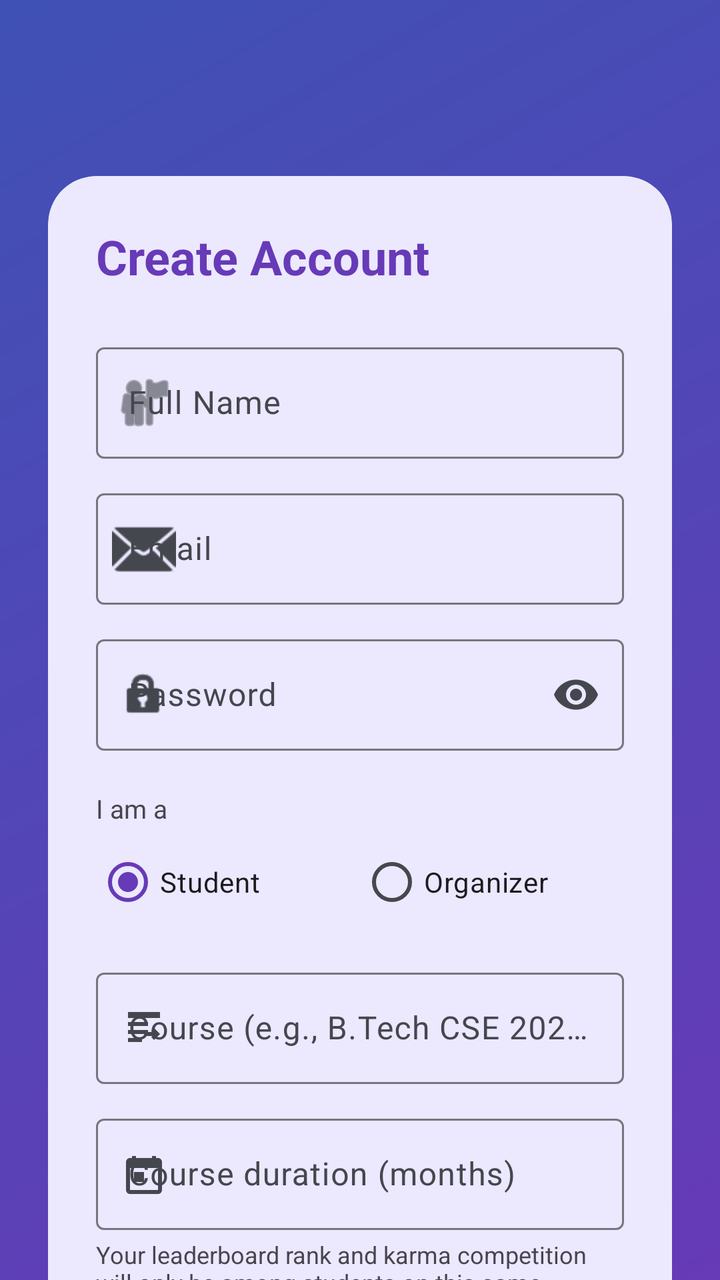
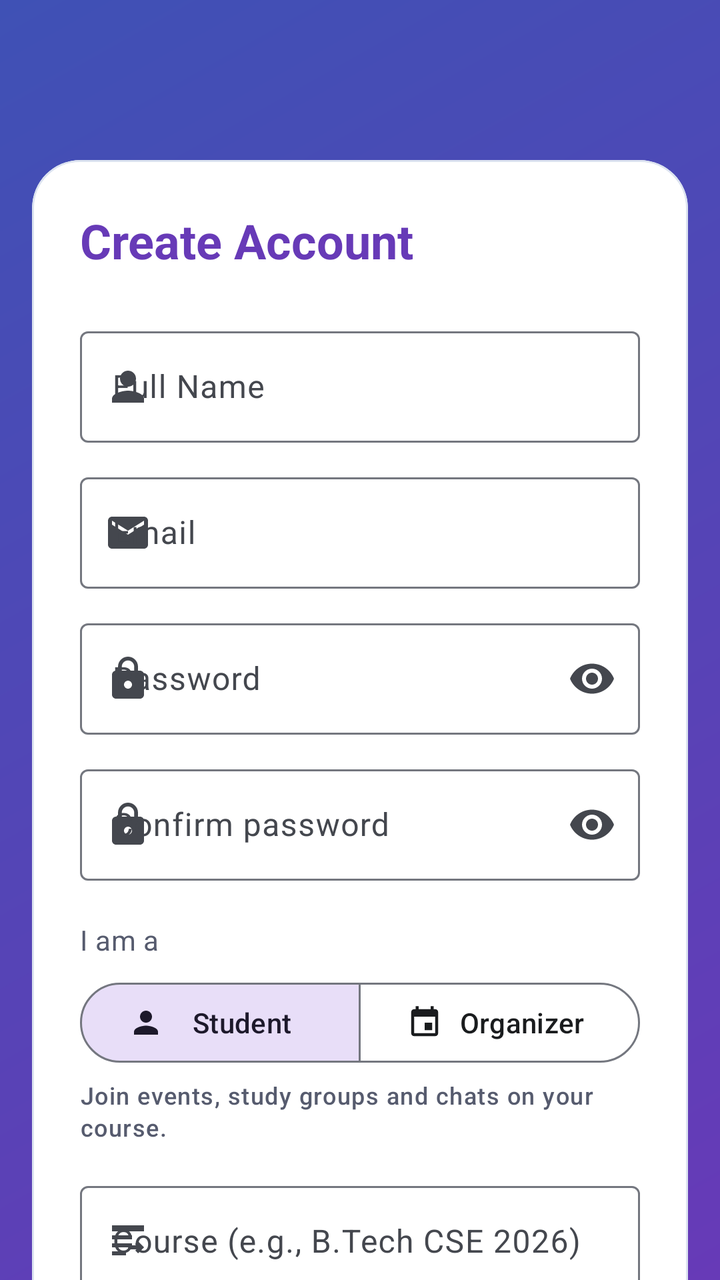

An Android layout rendered at two revisions. The XML below is the earlier revision; the diff shows what the commit changed to produce the second picture.
<!-- AndroidManifest.xml: application theme Theme.CampusConnect -->
<!-- res/layout/activity_register.xml -->
<?xml version="1.0" encoding="utf-8"?>
<androidx.constraintlayout.widget.ConstraintLayout xmlns:android="http://schemas.android.com/apk/res/android"
    xmlns:app="http://schemas.android.com/apk/res-auto"
    android:layout_width="match_parent"
    android:layout_height="match_parent"
    android:background="@drawable/bg_gradient_main">

    <com.google.android.material.appbar.MaterialToolbar
        android:theme="@style/ThemeOverlay.CampusConnect.Toolbar"
        android:id="@+id/toolbar"
        android:layout_width="match_parent"
        android:layout_height="?attr/actionBarSize"
        app:titleTextColor="@color/white"
        app:navigationIconTint="@color/white"
        app:layout_constraintTop_toTopOf="parent" />

    <androidx.core.widget.NestedScrollView
        android:id="@+id/registerScroll"
        android:layout_width="match_parent"
        android:layout_height="0dp"
        android:fillViewport="true"
        app:layout_constraintTop_toBottomOf="@id/toolbar"
        app:layout_constraintBottom_toBottomOf="parent">

    <com.google.android.material.card.MaterialCardView
        android:layout_width="match_parent"
        android:layout_height="wrap_content"
        android:layout_margin="24dp"
        app:cardCornerRadius="24dp"
        app:cardElevation="0dp">

        <LinearLayout
            android:layout_width="match_parent"
            android:layout_height="wrap_content"
            android:orientation="vertical"
            android:padding="24dp">

            <TextView
                android:id="@+id/title"
                android:layout_width="wrap_content"
                android:layout_height="wrap_content"
                android:text="@string/create_account"
                android:textColor="?attr/colorPrimary"
                android:textSize="24sp"
                android:textStyle="bold" />

            <com.google.android.material.textfield.TextInputLayout
                android:id="@+id/nameLayout"
                style="@style/Widget.Material3.TextInputLayout.OutlinedBox"
                android:layout_width="match_parent"
                android:layout_height="wrap_content"
                android:layout_marginTop="24dp"
                android:hint="@string/full_name"
                app:startIconDrawable="@android:drawable/ic_menu_myplaces">

                <com.google.android.material.textfield.TextInputEditText
                    android:id="@+id/nameEditText"
                    android:layout_width="match_parent"
                    android:layout_height="wrap_content"
                    android:inputType="textPersonName" />
            </com.google.android.material.textfield.TextInputLayout>

            <com.google.android.material.textfield.TextInputLayout
                android:id="@+id/emailLayout"
                style="@style/Widget.Material3.TextInputLayout.OutlinedBox"
                android:layout_width="match_parent"
                android:layout_height="wrap_content"
                android:layout_marginTop="12dp"
                android:hint="@string/email"
                app:startIconDrawable="@android:drawable/ic_dialog_email">

                <com.google.android.material.textfield.TextInputEditText
                    android:id="@+id/emailEditText"
                    android:layout_width="match_parent"
                    android:layout_height="wrap_content"
                    android:inputType="textEmailAddress" />
            </com.google.android.material.textfield.TextInputLayout>

            <com.google.android.material.textfield.TextInputLayout
                android:id="@+id/passwordLayout"
                style="@style/Widget.Material3.TextInputLayout.OutlinedBox"
                android:layout_width="match_parent"
                android:layout_height="wrap_content"
                android:layout_marginTop="12dp"
                android:hint="@string/password"
                app:endIconMode="password_toggle"
                app:startIconDrawable="@android:drawable/ic_lock_idle_lock">

                <com.google.android.material.textfield.TextInputEditText
                    android:id="@+id/passwordEditText"
                    android:layout_width="match_parent"
                    android:layout_height="wrap_content"
                    android:inputType="textPassword" />
            </com.google.android.material.textfield.TextInputLayout>

            <TextView
                android:id="@+id/roleLabel"
                android:layout_width="wrap_content"
                android:layout_height="wrap_content"
                android:layout_marginTop="20dp"
                android:text="@string/i_am_a"
                android:textColor="?android:attr/textColorSecondary"
                android:textSize="13sp" />

            <RadioGroup
                android:id="@+id/roleRadioGroup"
                android:layout_width="match_parent"
                android:layout_height="wrap_content"
                android:layout_marginTop="4dp"
                android:orientation="horizontal">

                <RadioButton
                    android:id="@+id/roleStudentRadio"
                    android:layout_width="0dp"
                    android:layout_height="wrap_content"
                    android:layout_weight="1"
                    android:checked="true"
                    android:text="@string/role_student" />

                <RadioButton
                    android:id="@+id/roleOrganizerRadio"
                    android:layout_width="0dp"
                    android:layout_height="wrap_content"
                    android:layout_weight="1"
                    android:text="@string/role_organizer" />
            </RadioGroup>

            <com.google.android.material.textfield.TextInputLayout
                android:id="@+id/inviteCodeLayout"
                style="@style/Widget.Material3.TextInputLayout.OutlinedBox"
                android:layout_width="match_parent"
                android:layout_height="wrap_content"
                android:layout_marginTop="16dp"
                android:hint="@string/organizer_invite_code"
                android:visibility="gone">

                <com.google.android.material.textfield.TextInputEditText
                    android:id="@+id/inviteCodeEditText"
                    android:layout_width="match_parent"
                    android:layout_height="wrap_content"
                    android:inputType="textPassword" />
            </com.google.android.material.textfield.TextInputLayout>

            <LinearLayout
                android:id="@+id/courseSection"
                android:layout_width="match_parent"
                android:layout_height="wrap_content"
                android:orientation="vertical">

                <com.google.android.material.textfield.TextInputLayout
                    android:id="@+id/courseLayout"
                    style="@style/Widget.Material3.TextInputLayout.OutlinedBox"
                    android:layout_width="match_parent"
                    android:layout_height="wrap_content"
                    android:layout_marginTop="16dp"
                    android:hint="@string/course_name_hint"
                    app:startIconDrawable="@drawable/ic_nav_events_list">

                    <com.google.android.material.textfield.TextInputEditText
                        android:id="@+id/courseEditText"
                        android:layout_width="match_parent"
                        android:layout_height="wrap_content"
                        android:inputType="textCapWords" />
                </com.google.android.material.textfield.TextInputLayout>

                <com.google.android.material.textfield.TextInputLayout
                    android:id="@+id/courseDurationLayout"
                    style="@style/Widget.Material3.TextInputLayout.OutlinedBox"
                    android:layout_width="match_parent"
                    android:layout_height="wrap_content"
                    android:layout_marginTop="12dp"
                    android:hint="@string/course_duration_hint"
                    app:startIconDrawable="@drawable/ic_nav_calendar">

                    <com.google.android.material.textfield.TextInputEditText
                        android:id="@+id/courseDurationEditText"
                        android:layout_width="match_parent"
                        android:layout_height="wrap_content"
                        android:inputType="number" />
                </com.google.android.material.textfield.TextInputLayout>

                <TextView
                    android:layout_width="match_parent"
                    android:layout_height="wrap_content"
                    android:layout_marginTop="4dp"
                    android:text="@string/course_scope_hint"
                    android:textSize="12sp"
                    android:textColor="?android:attr/textColorSecondary" />

            </LinearLayout>

            <Button
                android:id="@+id/registerButton"
                android:layout_width="match_parent"
                android:layout_height="56dp"
                android:layout_marginTop="32dp"
                android:text="@string/register"
                app:cornerRadius="12dp" />

            <TextView
                android:id="@+id/loginTextView"
                android:layout_width="wrap_content"
                android:layout_height="wrap_content"
                android:layout_gravity="center"
                android:layout_marginTop="16dp"
                android:text="@string/already_have_account"
                android:textColor="?android:attr/textColorSecondary" />

        </LinearLayout>
    </com.google.android.material.card.MaterialCardView>

    </androidx.core.widget.NestedScrollView>

</androidx.constraintlayout.widget.ConstraintLayout>
<!-- resources referenced by this layout -->
<resources>
  <color name="white">#FFFFFF</color>
  <string name="organizer_invite_code">Organizer invite code</string>
  <style name="ThemeOverlay.CampusConnect.Toolbar" parent="">
          <item name="colorControlNormal">?attr/colorOnPrimary</item>
      </style>
  <style name="Base.Theme.CampusConnect" parent="Theme.Material3.DayNight.NoActionBar">
          
          <item name="colorPrimary">@color/primary</item>
          <item name="colorOnPrimary">@color/on_primary</item>
          <item name="colorSecondary">@color/secondary</item>
          <item name="colorOnSecondary">@color/on_secondary</item>
          <item name="colorTertiary">@color/tertiary</item>
          <item name="colorOnTertiary">@color/on_tertiary</item>
          <item name="android:windowBackground">@color/background</item>
          <item name="colorSurface">@color/surface</item>
          <item name="colorOnSurface">@color/on_surface</item>
  
          <item name="colorSurfaceVariant">@color/surface_variant</item>
          <item name="colorOnSurfaceVariant">@color/on_surface_variant</item>
          <item name="colorError">@color/error</item>
          <item name="colorOnError">@color/on_error</item>
          <item name="colorOutline">@color/outline</item>
          <item name="colorOutlineVariant">@color/outline_variant</item>
          <item name="android:statusBarColor">@color/primary</item>
  
          
          <item name="materialCardViewStyle">@style/Widget.CampusConnect.Card</item>
          <item name="toolbarStyle">@style/Widget.CampusConnect.Toolbar</item>
      </style>
  <style name="Widget.CampusConnect.Card" parent="Widget.Material3.CardView.Elevated">
          
          <item name="cardBackgroundColor">@color/tile_bg</item>
          <item name="cardCornerRadius">18dp</item>
          <item name="cardElevation">0dp</item>
          <item name="strokeWidth">0dp</item>
      </style>
  <style name="Widget.CampusConnect.Toolbar" parent="Widget.Material3.Toolbar">
          <item name="navigationIconTint">?attr/colorOnPrimary</item>
          <item name="android:theme">@style/ThemeOverlay.CampusConnect.Toolbar</item>
      </style>
  <color name="tile_bg">#ECE8FE</color>
  <!-- unchanged entries left out for length: 33 -->
</resources>

<!-- the commit's change to res/layout/activity_register.xml (unified diff, before → after) -->
@@ -6,12 +6,10 @@
     android:background="@drawable/bg_gradient_main">
 
     <com.google.android.material.appbar.MaterialToolbar
-        android:theme="@style/ThemeOverlay.CampusConnect.Toolbar"
         android:id="@+id/toolbar"
+        style="@style/Widget.CampusConnect.Toolbar"
         android:layout_width="match_parent"
         android:layout_height="?attr/actionBarSize"
-        app:titleTextColor="@color/white"
-        app:navigationIconTint="@color/white"
         app:layout_constraintTop_toTopOf="parent" />
 
     <androidx.core.widget.NestedScrollView
@@ -25,15 +23,14 @@
     <com.google.android.material.card.MaterialCardView
         android:layout_width="match_parent"
         android:layout_height="wrap_content"
-        android:layout_margin="24dp"
-        app:cardCornerRadius="24dp"
-        app:cardElevation="0dp">
+        android:layout_margin="@dimen/screen_gutter"
+        app:cardCornerRadius="@dimen/radius_hero">
 
         <LinearLayout
             android:layout_width="match_parent"
             android:layout_height="wrap_content"
             android:orientation="vertical"
-            android:padding="24dp">
+            android:padding="@dimen/space_xl">
 
             <TextView
                 android:id="@+id/title"
@@ -41,17 +38,16 @@
                 android:layout_height="wrap_content"
                 android:text="@string/create_account"
                 android:textColor="?attr/colorPrimary"
-                android:textSize="24sp"
-                android:textStyle="bold" />
+                android:textAppearance="@style/TextAppearance.CampusConnect.Headline" />
 
             <com.google.android.material.textfield.TextInputLayout
                 android:id="@+id/nameLayout"
                 style="@style/Widget.Material3.TextInputLayout.OutlinedBox"
                 android:layout_width="match_parent"
                 android:layout_height="wrap_content"
-                android:layout_marginTop="24dp"
+                android:layout_marginTop="@dimen/space_xl"
                 android:hint="@string/full_name"
-                app:startIconDrawable="@android:drawable/ic_menu_myplaces">
+                app:startIconDrawable="@drawable/ic_person">
 
                 <com.google.android.material.textfield.TextInputEditText
                     android:id="@+id/nameEditText"
@@ -65,9 +61,9 @@
                 style="@style/Widget.Material3.TextInputLayout.OutlinedBox"
                 android:layout_width="match_parent"
                 android:layout_height="wrap_content"
-                android:layout_marginTop="12dp"
+                android:layout_marginTop="@dimen/space_m"
                 android:hint="@string/email"
-                app:startIconDrawable="@android:drawable/ic_dialog_email">
+                app:startIconDrawable="@drawable/ic_email">
 
                 <com.google.android.material.textfield.TextInputEditText
                     android:id="@+id/emailEditText"
@@ -81,16 +77,35 @@
                 style="@style/Widget.Material3.TextInputLayout.OutlinedBox"
                 android:layout_width="match_parent"
                 android:layout_height="wrap_content"
-                android:layout_marginTop="12dp"
+                android:layout_marginTop="@dimen/space_m"
                 android:hint="@string/password"
                 app:endIconMode="password_toggle"
-                app:startIconDrawable="@android:drawable/ic_lock_idle_lock">
+                app:startIconDrawable="@drawable/ic_lock">
 
                 <com.google.android.material.textfield.TextInputEditText
                     android:id="@+id/passwordEditText"
                     android:layout_width="match_parent"
                     android:layout_height="wrap_content"
-                    android:inputType="textPassword" />
+                    android:inputType="textPassword"
+                    android:maxLength="128" />
+            </com.google.android.material.textfield.TextInputLayout>
+
+            <com.google.android.material.textfield.TextInputLayout
+                android:id="@+id/confirmPasswordLayout"
+                style="@style/Widget.Material3.TextInputLayout.OutlinedBox"
+                android:layout_width="match_parent"
+                android:layout_height="wrap_content"
+                android:layout_marginTop="@dimen/space_m"
+                android:hint="@string/reg_confirm_password"
+                app:endIconMode="password_toggle"
+                app:startIconDrawable="@drawable/ic_lock">
+
+                <com.google.android.material.textfield.TextInputEditText
+                    android:id="@+id/confirmPasswordEditText"
+                    android:layout_width="match_parent"
+                    android:layout_height="wrap_content"
+                    android:inputType="textPassword"
+                    android:maxLength="128" />
             </com.google.android.material.textfield.TextInputLayout>
 
             <TextView
@@ -99,47 +114,45 @@
                 android:layout_height="wrap_content"
                 android:layout_marginTop="20dp"
                 android:text="@string/i_am_a"
-                android:textColor="?android:attr/textColorSecondary"
-                android:textSize="13sp" />
-
-            <RadioGroup
-                android:id="@+id/roleRadioGroup"
-                android:layout_width="match_parent"
-                android:layout_height="wrap_content"
-                android:layout_marginTop="4dp"
-                android:orientation="horizontal">
-
-                <RadioButton
-                    android:id="@+id/roleStudentRadio"
+                android:textAppearance="@style/TextAppearance.CampusConnect.BodySecondary" />
+
+            
+            <com.google.android.material.button.MaterialButtonToggleGroup
+                android:id="@+id/roleToggleGroup"
+                android:layout_width="match_parent"
+                android:layout_height="wrap_content"
+                android:layout_marginTop="@dimen/space_s"
+                app:checkedButton="@id/roleStudentButton"
+                app:selectionRequired="true"
+                app:singleSelection="true">
+
+                <com.google.android.material.button.MaterialButton
+                    android:id="@+id/roleStudentButton"
+                    style="@style/Widget.Material3.Button.OutlinedButton"
                     android:layout_width="0dp"
                     android:layout_height="wrap_content"
                     android:layout_weight="1"
-                    android:checked="true"
-                    android:text="@string/role_student" />
-
-                <RadioButton
-                    android:id="@+id/roleOrganizerRadio"
+                    android:text="@string/role_student"
+                    app:icon="@drawable/ic_person" />
+
+                <com.google.android.material.button.MaterialButton
+                    android:id="@+id/roleOrganizerButton"
+                    style="@style/Widget.Material3.Button.OutlinedButton"
                     android:layout_width="0dp"
                     android:layout_height="wrap_content"
                     android:layout_weight="1"
-                    android:text="@string/role_organizer" />
-            </RadioGroup>
-
-            <com.google.android.material.textfield.TextInputLayout
-                android:id="@+id/inviteCodeLayout"
-                style="@style/Widget.Material3.TextInputLayout.OutlinedBox"
-                android:layout_width="match_parent"
-                android:layout_height="wrap_content"
-                android:layout_marginTop="16dp"
-                android:hint="@string/organizer_invite_code"
-                android:visibility="gone">
-
-                <com.google.android.material.textfield.TextInputEditText
-                    android:id="@+id/inviteCodeEditText"
-                    android:layout_width="match_parent"
-                    android:layout_height="wrap_content"
-                    android:inputType="textPassword" />
-            </com.google.android.material.textfield.TextInputLayout>
+                    android:text="@string/role_organizer"
+                    app:icon="@drawable/ic_event" />
+            </com.google.android.material.button.MaterialButtonToggleGroup>
+
+            <TextView
+                android:id="@+id/roleHint"
+                android:layout_width="match_parent"
+                android:layout_height="wrap_content"
+                android:layout_marginTop="@dimen/space_xs"
+                android:text="@string/reg_role_hint_student"
+                android:textAppearance="@style/TextAppearance.CampusConnect.Caption" />
+
 
             <LinearLayout
                 android:id="@+id/courseSection"
@@ -152,7 +165,7 @@
                     style="@style/Widget.Material3.TextInputLayout.OutlinedBox"
                     android:layout_width="match_parent"
                     android:layout_height="wrap_content"
-                    android:layout_marginTop="16dp"
+                    android:layout_marginTop="@dimen/space_l"
                     android:hint="@string/course_name_hint"
                     app:startIconDrawable="@drawable/ic_nav_events_list">
 
@@ -168,7 +181,7 @@
                     style="@style/Widget.Material3.TextInputLayout.OutlinedBox"
                     android:layout_width="match_parent"
                     android:layout_height="wrap_content"
-                    android:layout_marginTop="12dp"
+                    android:layout_marginTop="@dimen/space_m"
                     android:hint="@string/course_duration_hint"
                     app:startIconDrawable="@drawable/ic_nav_calendar">
 
@@ -182,29 +195,37 @@
                 <TextView
                     android:layout_width="match_parent"
                     android:layout_height="wrap_content"
-                    android:layout_marginTop="4dp"
+                    android:layout_marginTop="@dimen/space_xs"
                     android:text="@string/course_scope_hint"
-                    android:textSize="12sp"
-                    android:textColor="?android:attr/textColorSecondary" />
+                    android:textAppearance="@style/TextAppearance.CampusConnect.Caption" />
 
             </LinearLayout>
+
+            <com.google.android.material.progressindicator.LinearProgressIndicator
+                android:id="@+id/registerProgress"
+                android:layout_width="match_parent"
+                android:layout_height="wrap_content"
+                android:layout_marginTop="@dimen/space_xl"
+                android:indeterminate="true"
+                android:visibility="invisible"
+                app:indicatorColor="?attr/colorPrimary" />
 
             <Button
                 android:id="@+id/registerButton"
-                android:layout_width="match_parent"
-                android:layout_height="56dp"
-                android:layout_marginTop="32dp"
-                android:text="@string/register"
-                app:cornerRadius="12dp" />
+                style="@style/Widget.CampusConnect.Button.Primary"
+                android:layout_width="match_parent"
+                android:layout_height="wrap_content"
+                android:layout_marginTop="@dimen/space_s"
+                android:text="@string/register" />
 
             <TextView
                 android:id="@+id/loginTextView"
                 android:layout_width="wrap_content"
                 android:layout_height="wrap_content"
                 android:layout_gravity="center"
-                android:layout_marginTop="16dp"
+                android:layout_marginTop="@dimen/space_l"
                 android:text="@string/already_have_account"
-                android:textColor="?android:attr/textColorSecondary" />
+                android:textAppearance="@style/TextAppearance.CampusConnect.BodySecondary" />
 
         </LinearLayout>
     </com.google.android.material.card.MaterialCardView>
<!-- resource entries referenced after the edit -->
@@ -1,9 +1,66 @@
 <!-- resources referenced by this layout -->
 <resources>
-  <color name="white">#FFFFFF</color>
-  <string name="organizer_invite_code">Organizer invite code</string>
+  <dimen name="radius_hero">24dp</dimen>
+  <dimen name="screen_gutter">16dp</dimen>
+  <dimen name="space_l">16dp</dimen>
+  <dimen name="space_m">12dp</dimen>
+  <dimen name="space_s">8dp</dimen>
+  <dimen name="space_xl">24dp</dimen>
+  <dimen name="space_xs">4dp</dimen>
+  <!-- drawable ic_email (drawable) -->
+  <?xml version="1.0" encoding="utf-8"?>
+  <vector xmlns:android="http://schemas.android.com/apk/res/android"
+      android:width="24dp" android:height="24dp"
+      android:viewportWidth="24" android:viewportHeight="24">
+      <path android:fillColor="#FF000000"
+          android:pathData="M20,4H4c-1.1,0 -1.99,0.9 -1.99,2L2,18c0,1.1 0.9,2 2,2h16c1.1,0 2,-0.9 2,-2V6c0,-1.1 -0.9,-2 -2,-2zM20,8l-8,5 -8,-5V6l8,5 8,-5v2z" />
+  </vector>
+  <!-- drawable ic_event (drawable) -->
+  <?xml version="1.0" encoding="utf-8"?>
+  <vector xmlns:android="http://schemas.android.com/apk/res/android"
+      android:width="24dp" android:height="24dp"
+      android:viewportWidth="24" android:viewportHeight="24">
+      <path android:fillColor="#FF000000"
+          android:pathData="M17,12h-5v5h5v-5zM16,1v2H8V1H6v2H5c-1.11,0 -1.99,0.9 -1.99,2L3,19c0,1.1 0.89,2 2,2h14c1.1,0 2,-0.9 2,-2V5c0,-1.1 -0.9,-2 -2,-2h-1V1h-2zM19,19H5V8h14v11z" />
+  </vector>
+  <!-- drawable ic_lock (drawable) -->
+  <?xml version="1.0" encoding="utf-8"?>
+  <vector xmlns:android="http://schemas.android.com/apk/res/android"
+      android:width="24dp" android:height="24dp"
+      android:viewportWidth="24" android:viewportHeight="24">
+      <path android:fillColor="#FF000000"
+          android:pathData="M18,8h-1V6c0,-2.76 -2.24,-5 -5,-5S7,3.24 7,6v2H6c-1.1,0 -2,0.9 -2,2v10c0,1.1 0.9,2 2,2h12c1.1,0 2,-0.9 2,-2V10c0,-1.1 -0.9,-2 -2,-2zM12,17c-1.1,0 -2,-0.9 -2,-2s0.9,-2 2,-2 2,0.9 2,2 -0.9,2 -2,2zM15.1,8H8.9V6c0,-1.71 1.39,-3.1 3.1,-3.1 1.71,0 3.1,1.39 3.1,3.1v2z" />
+  </vector>
+  <!-- drawable ic_person (drawable) -->
+  <?xml version="1.0" encoding="utf-8"?>
+  <vector xmlns:android="http://schemas.android.com/apk/res/android"
+      android:width="24dp" android:height="24dp"
+      android:viewportWidth="24" android:viewportHeight="24">
+      <path android:fillColor="#FF000000"
+          android:pathData="M12,12c2.21,0 4,-1.79 4,-4s-1.79,-4 -4,-4 -4,1.79 -4,4 1.79,4 4,4zM12,14c-2.67,0 -8,1.34 -8,4v2h16v-2c0,-2.66 -5.33,-4 -8,-4z" />
+  </vector>
+  <string name="reg_confirm_password">Confirm password</string>
+  <string name="reg_role_hint_student">Join events, study groups and chats on your course.</string>
+  <style name="TextAppearance.CampusConnect.BodySecondary" parent="TextAppearance.Material3.BodyMedium">
+          <item name="android:textSize">14sp</item>
+          <item name="android:textColor">@color/text_secondary</item>
+      </style>
+  <style name="TextAppearance.CampusConnect.Caption" parent="TextAppearance.Material3.LabelMedium">
+          <item name="android:textSize">12sp</item>
+          <item name="android:textColor">@color/text_secondary</item>
+      </style>
+  <style name="TextAppearance.CampusConnect.Headline" parent="TextAppearance.Material3.HeadlineSmall">
+          <item name="android:textSize">24sp</item>
+          <item name="android:textStyle">bold</item>
+          <item name="android:textColor">@color/text_primary</item>
+      </style>
+  <style name="Widget.CampusConnect.Button.Primary">
+          <item name="android:minHeight">@dimen/button_height</item>
+      </style>
   <style name="ThemeOverlay.CampusConnect.Toolbar" parent="">
-          <item name="colorControlNormal">?attr/colorOnPrimary</item>
+          
+          <item name="colorOnPrimary">@color/on_header</item>
+          <item name="colorControlNormal">@color/on_header</item>
       </style>
   <style name="Base.Theme.CampusConnect" parent="Theme.Material3.DayNight.NoActionBar">
           
@@ -27,20 +84,59 @@
   
           
           <item name="materialCardViewStyle">@style/Widget.CampusConnect.Card</item>
+          <item name="materialButtonStyle">@style/Widget.CampusConnect.Button</item>
+          <item name="materialAlertDialogTheme">@style/ThemeOverlay.CampusConnect.Dialog</item>
+          <item name="alertDialogTheme">@style/ThemeOverlay.CampusConnect.Dialog</item>
+          <item name="snackbarStyle">@style/Widget.CampusConnect.Snackbar</item>
+          <item name="android:windowAnimationStyle">@style/Animation.CampusConnect.Activity</item>
           <item name="toolbarStyle">@style/Widget.CampusConnect.Toolbar</item>
       </style>
-  <style name="Widget.CampusConnect.Card" parent="Widget.Material3.CardView.Elevated">
-          
-          <item name="cardBackgroundColor">@color/tile_bg</item>
-          <item name="cardCornerRadius">18dp</item>
+  <style name="Widget.CampusConnect.Card" parent="Widget.Material3.CardView.Outlined">
+          <item name="cardBackgroundColor">@color/card_surface</item>
+          <item name="cardCornerRadius">@dimen/radius_card</item>
           <item name="cardElevation">0dp</item>
-          <item name="strokeWidth">0dp</item>
+          <item name="strokeWidth">1dp</item>
+          <item name="strokeColor">@color/card_stroke</item>
+      </style>
+  <style name="Widget.CampusConnect.Button" parent="Widget.Material3.Button">
+          <item name="android:minHeight">@dimen/touch_target</item>
+          <item name="android:textAppearance">@style/TextAppearance.CampusConnect.Label</item>
+      </style>
+  <style name="ThemeOverlay.CampusConnect.Dialog" parent="ThemeOverlay.Material3.MaterialAlertDialog">
+          <item name="shapeAppearanceCornerExtraLarge">@style/ShapeAppearance.CampusConnect.Dialog</item>
+      </style>
+  <style name="Widget.CampusConnect.Snackbar" parent="Widget.Material3.Snackbar">
+          <item name="android:layout_margin">@dimen/space_m</item>
+      </style>
+  <style name="Animation.CampusConnect.Activity" parent="@android:style/Animation.Activity">
+          <item name="android:activityOpenEnterAnimation">@anim/screen_enter</item>
+          <item name="android:activityOpenExitAnimation">@anim/screen_exit_behind</item>
+          <item name="android:activityCloseEnterAnimation">@anim/screen_enter_behind</item>
+          <item name="android:activityCloseExitAnimation">@anim/screen_exit</item>
+      </style>
+  <color name="card_surface">#FFFFFF</color>
+  <dimen name="radius_card">16dp</dimen>
+  <color name="card_stroke">#DCE3F0</color>
+  <dimen name="touch_target">48dp</dimen>
+  <style name="TextAppearance.CampusConnect.Label" parent="TextAppearance.Material3.LabelLarge">
+          <item name="android:textSize">14sp</item>
+          <item name="android:textStyle">bold</item>
+      </style>
+  <style name="ShapeAppearance.CampusConnect.Dialog" parent="">
+          <item name="cornerFamily">rounded</item>
+          <item name="cornerSize">@dimen/radius_hero</item>
       </style>
   <style name="Widget.CampusConnect.Toolbar" parent="Widget.Material3.Toolbar">
-          <item name="navigationIconTint">?attr/colorOnPrimary</item>
+          <item name="navigationIconTint">@color/on_header</item>
+          <item name="titleTextColor">@color/on_header</item>
+          <item name="subtitleTextColor">@color/on_header_secondary</item>
           <item name="android:theme">@style/ThemeOverlay.CampusConnect.Toolbar</item>
       </style>
-  <color name="tile_bg">#ECE8FE</color>
+  <color name="text_secondary">#565B6E</color>
+  <color name="text_primary">#1B1B2F</color>
+  <dimen name="button_height">52dp</dimen>
+  <color name="on_header">#FFFFFF</color>
+  <color name="on_header_secondary">#E6E0FF</color>
   <!-- unchanged entries left out for length: 33 -->
 </resources>
 
